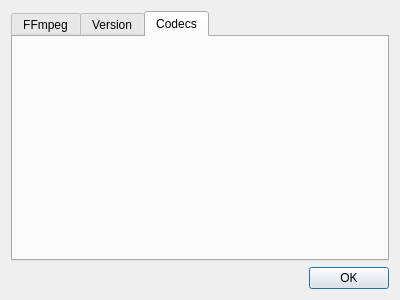
qwinff/qwinff, file ui/aboutffmpegdialog.ui: the form before one commit.
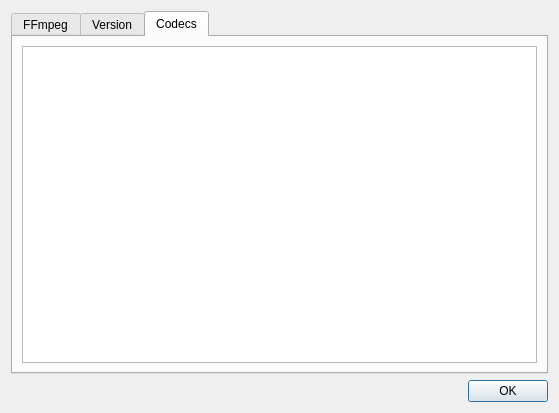
The form after the commit. The open tabs and pages were chosen to show the change.

Commit message: AboutFFmpegDialog: Added codec information.

```diff
--- a/ui/aboutffmpegdialog.ui
+++ b/ui/aboutffmpegdialog.ui
@@ -6,8 +6,8 @@
    <rect>
     <x>0</x>
     <y>0</y>
-    <width>400</width>
-    <height>300</height>
+    <width>559</width>
+    <height>413</height>
    </rect>
   </property>
   <property name="windowTitle">
@@ -38,6 +38,11 @@
       <attribute name="title">
        <string>Codecs</string>
       </attribute>
+      <layout class="QVBoxLayout" name="verticalLayout_3">
+       <item>
+        <widget class="QTextEdit" name="txtFFmpegCodecInfo"/>
+       </item>
+      </layout>
      </widget>
     </widget>
    </item>
```
The commit also changes 3 other files.
